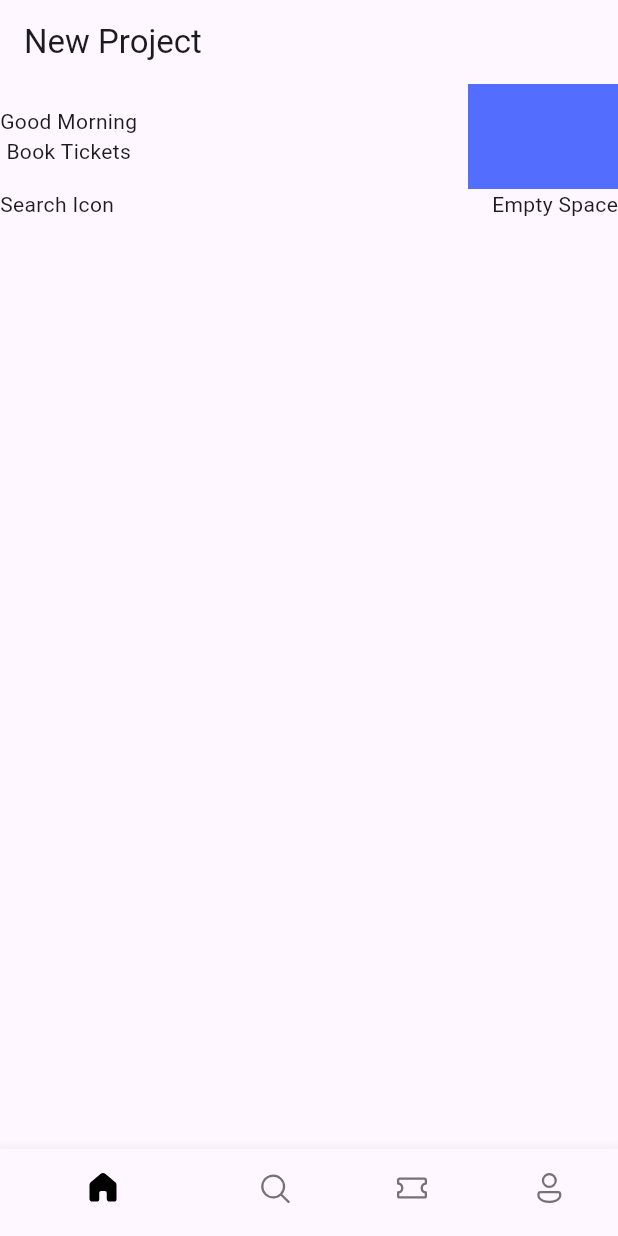
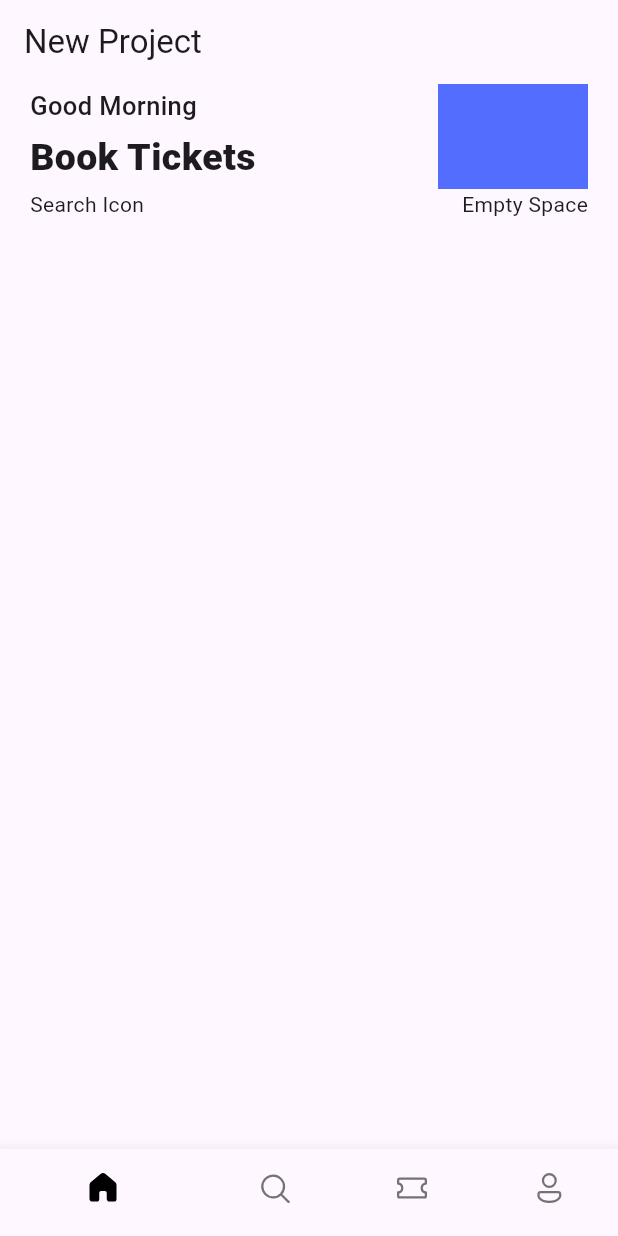
Before and after one commit to Kemical001/ticket-app, a Flutter app: the screen it shows after launch, on a phone screen of 412 x 824 dp. Run offline on Flutter 3.47's test engine with Material 3 defaults, Android fonts, the phone set to English and light mode, and no system bars; our stand-ins replace fluentui_icons.

```diff
--- a/lib/screens/home_screens.dart
+++ b/lib/screens/home_screens.dart
@@ -10,13 +10,24 @@ class HomeScreen extends StatelessWidget {
       //Listview has a scrollable effect
       body: ListView(
         children: [
-          Column(
+          Container(
+            padding: const EdgeInsets.symmetric(horizontal: 20),
+            child: Column(
               children: [
                 Row(
                   mainAxisAlignment: MainAxisAlignment.spaceBetween,
                   children: [
                     const Column(
-                    children: [Text("Good Morning"), Text("Book Tickets")],
+                      crossAxisAlignment: CrossAxisAlignment.start,
+                      children: [
+                        Text("Good Morning",
+                            style: TextStyle(
+                                fontSize: 17, fontWeight: FontWeight.w500)),
+                        SizedBox(height: 5),
+                        Text("Book Tickets",
+                            style: TextStyle(
+                                fontSize: 25, fontWeight: FontWeight.w900)),
+                      ],
                     ),
                     Container(
                       color: Colors.indigoAccent,
@@ -30,6 +41,7 @@ class HomeScreen extends StatelessWidget {
                   children: [Text("Search Icon"), Text("Empty Space")],
                 )
               ],
+            ),
           )
         ],
       ),
```
Lines whose indentation alone changed are shown as unchanged.
